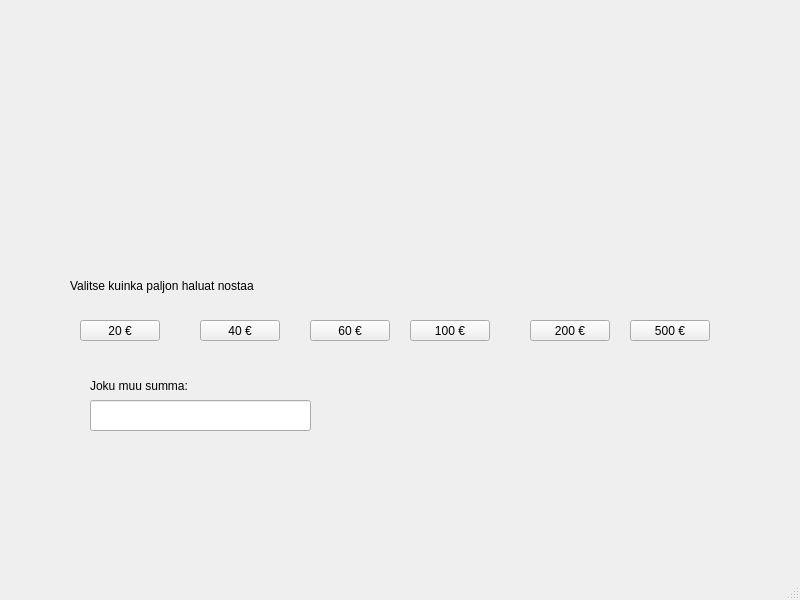
Old version of the form bankautomat/nostarahaa.ui in the repository tvt21kmo-bank-project/group_7.
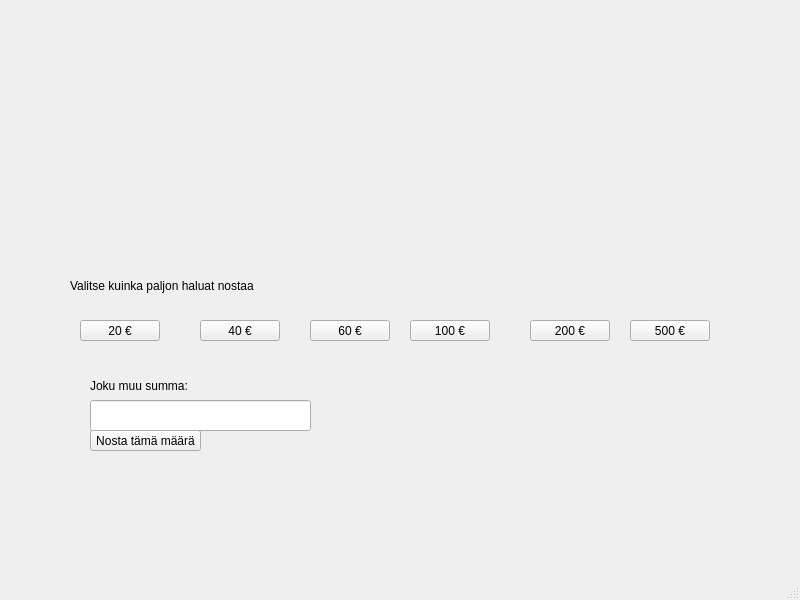
New version of the form.

Commit message: Nostarahaa sivulta saa nostettua rahaa.

Patch:
```diff
--- a/bankautomat/nostarahaa.ui
+++ b/bankautomat/nostarahaa.ui
@@ -108,8 +108,8 @@
    <widget class="QLabel" name="etunimilbl">
     <property name="geometry">
      <rect>
-      <x>320</x>
-      <y>20</y>
+      <x>300</x>
+      <y>0</y>
       <width>231</width>
       <height>31</height>
      </rect>
@@ -121,8 +121,8 @@
    <widget class="QLabel" name="sukunimilbl">
     <property name="geometry">
      <rect>
-      <x>350</x>
-      <y>70</y>
+      <x>310</x>
+      <y>40</y>
       <width>241</width>
       <height>31</height>
      </rect>
@@ -134,8 +134,8 @@
    <widget class="QLabel" name="hetulbl">
     <property name="geometry">
      <rect>
-      <x>290</x>
-      <y>110</y>
+      <x>300</x>
+      <y>90</y>
       <width>251</width>
       <height>41</height>
      </rect>
@@ -147,8 +147,8 @@
    <widget class="QLabel" name="osoitelbl">
     <property name="geometry">
      <rect>
-      <x>350</x>
-      <y>170</y>
+      <x>310</x>
+      <y>140</y>
       <width>271</width>
       <height>21</height>
      </rect>
@@ -160,8 +160,8 @@
    <widget class="QLabel" name="puhlbl">
     <property name="geometry">
      <rect>
-      <x>350</x>
-      <y>210</y>
+      <x>300</x>
+      <y>160</y>
       <width>271</width>
       <height>41</height>
      </rect>
@@ -193,6 +193,32 @@
      </rect>
     </property>
    </widget>
+   <widget class="QLabel" name="saldolbl">
+    <property name="geometry">
+     <rect>
+      <x>320</x>
+      <y>230</y>
+      <width>261</width>
+      <height>51</height>
+     </rect>
+    </property>
+    <property name="text">
+     <string/>
+    </property>
+   </widget>
+   <widget class="QPushButton" name="nostoNappi">
+    <property name="geometry">
+     <rect>
+      <x>90</x>
+      <y>430</y>
+      <width>111</width>
+      <height>21</height>
+     </rect>
+    </property>
+    <property name="text">
+     <string>Nosta tämä määrä</string>
+    </property>
+   </widget>
   </widget>
   <widget class="QMenuBar" name="menubar">
    <property name="geometry">
```
Left out of the diff: 2 changed lines with no effect on the pictures. The commit also changes 10 other files.
